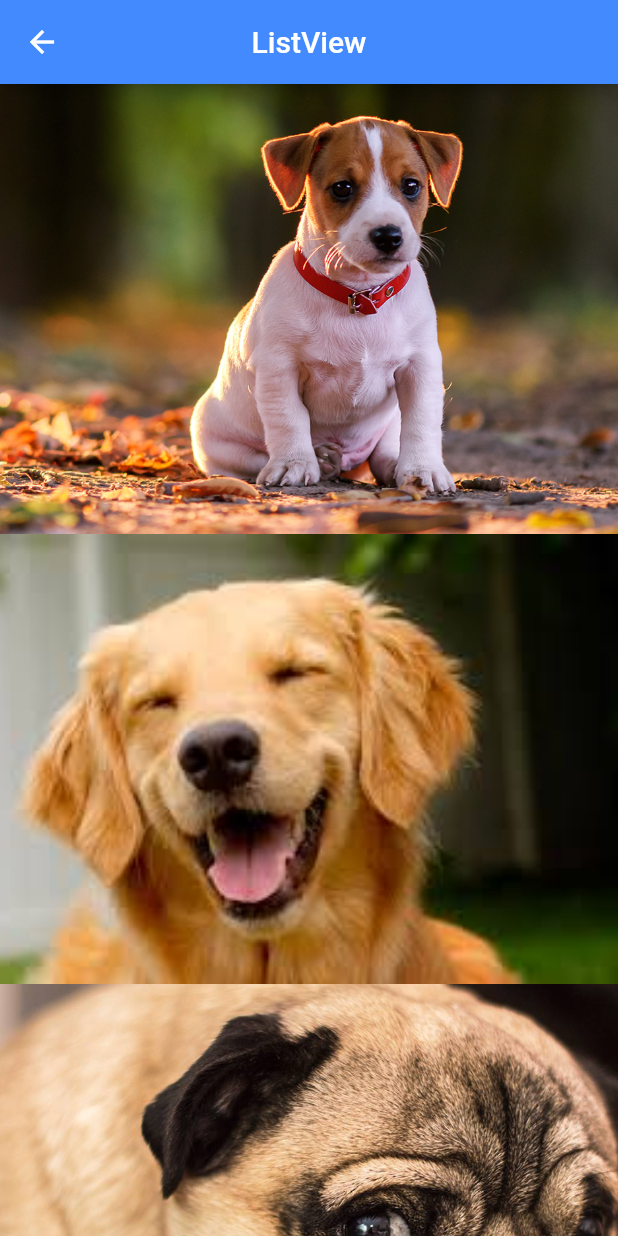
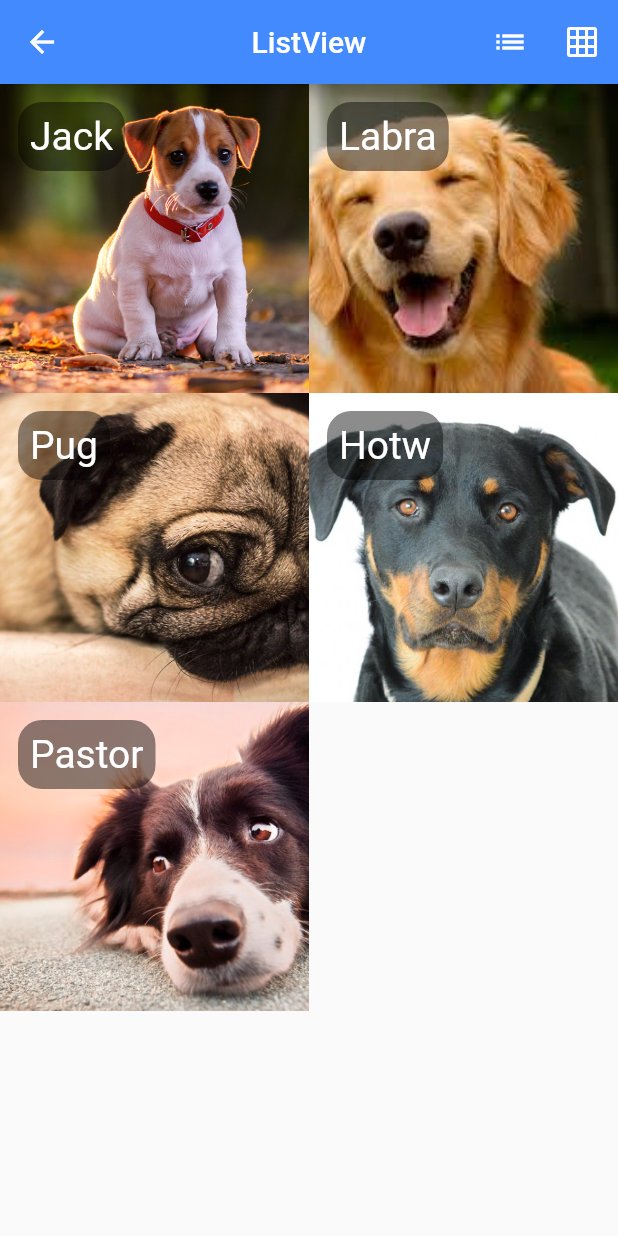
Before and after one commit to chenrilima/widgets, a Flutter app: the HelloListView screen opened directly, on a phone screen of 412 x 824 dp. Run offline on Flutter 3.47's test engine with Material 2 defaults, Android fonts, the phone set to English and light mode, and no system bars.

Commit message:
adicionando novos widgets, como: stack, IconButton e GridView

```diff
--- a/lib/pages/hello_listview.dart
+++ b/lib/pages/hello_listview.dart
@@ -1,3 +1,4 @@
+import 'package:flutter/cupertino.dart';
 import 'package:flutter/material.dart';
 
 class Dog {
@@ -13,6 +14,16 @@ class HelloListView extends StatelessWidget {
     return Scaffold(
       appBar: AppBar(
         title: Text("ListView"),
+        actions: [
+          IconButton(
+            icon: Icon(Icons.list),
+            onPressed: () {},
+          ),
+          IconButton(
+            icon: Icon(Icons.grid_on),
+            onPressed: () {},
+          )
+        ],
         centerTitle: true,
       ),
       body: _body(),
@@ -20,8 +31,7 @@ class HelloListView extends StatelessWidget {
   }
 }
 
-_body () {
-
+_body() {
   List<Dog> dogs = [
     Dog("Jack", "assets/images/dog1.png"),
     Dog("Labra", "assets/images/dog2.png"),
@@ -30,18 +40,43 @@ _body () {
     Dog("Pastor", "assets/images/dog5.png"),
   ];
 
-  return ListView.builder(
+  return GridView.builder(
       itemCount: dogs.length,
-      itemExtent: 300,
+     gridDelegate: SliverGridDelegateWithFixedCrossAxisCount(
+       crossAxisCount: 2
+     ),
       itemBuilder: (context, index) {
-
         Dog dog = dogs[index];
 
-        return _img(dog.foto);
-    });
+        return Stack(
+          fit: StackFit.expand,
+          children: [
+            _img(dog.foto),
+            Align(
+              alignment: Alignment.topLeft,
+              child: Container(
+                margin: EdgeInsets.all(12),
+                padding: EdgeInsets.all(8),
+                decoration: BoxDecoration(
+                  color: Colors.black45,
+                  borderRadius: BorderRadius.circular(16)
+                ),
+              child: Text(
+              dog.nome,
+              style: TextStyle(
+                fontSize: 26,
+                color: Colors.white,
+              ),
+        ),
+            ),
+            ),
+        ],
+        );
+      },
+      );
 }
 
- _img(String img) {
+_img(String img) {
   return Image.asset(
     img,
     fit: BoxFit.cover,
```
